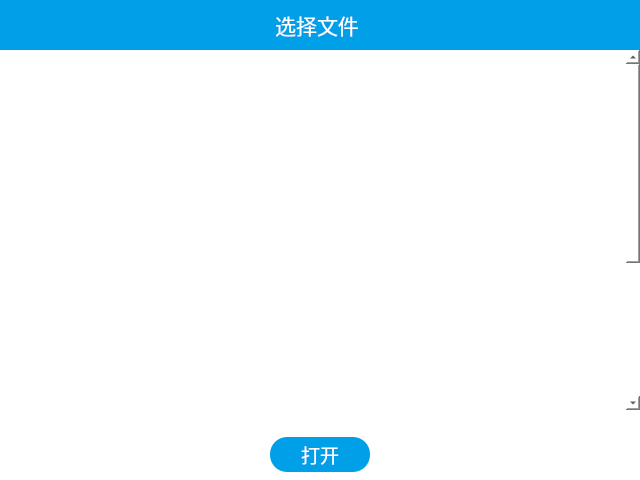
First picture: the form in kitchoosedialog.ui, repository dehema/Qt-KitEditor, before the edit.
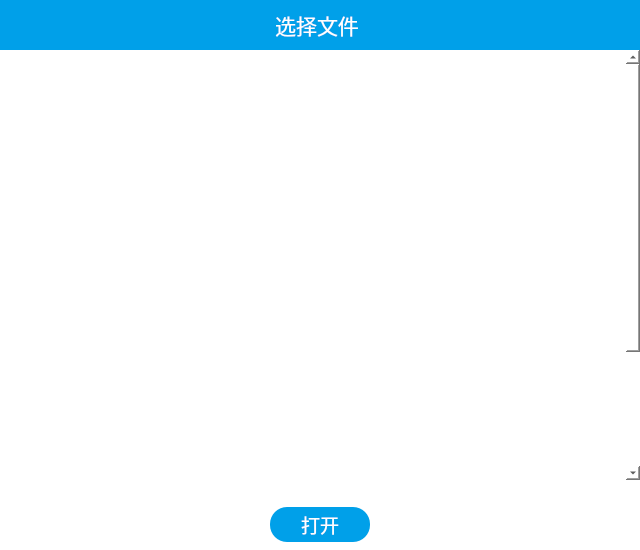
Second picture: the form after the edit. Icons and pictures are not drawn.

```diff
--- a/kitchoosedialog.ui
+++ b/kitchoosedialog.ui
@@ -7,7 +7,7 @@
     <x>0</x>
     <y>0</y>
     <width>640</width>
-    <height>480</height>
+    <height>550</height>
    </rect>
   </property>
   <property name="windowTitle">
@@ -206,7 +206,33 @@
            <item>
             <widget class="QScrollArea" name="scrollArea">
              <property name="styleSheet">
-              <string notr="true">border:0px;</string>
+              <string notr="true">QScrollArea
+{
+	border:0px;
+}
+QScrollBar::vertical
+{
+    border-width:1px;
+    border-style: solid;
+    border-color: rgb(255, 255, 255);
+    width: 16px;
+    margin:0px 0px 0px 0px;
+    border-radius:8px;
+}
+
+QScrollBar::add-page:vertical, QScrollBar::sub-page:vertical
+{
+    background:rgb(230,227,223);
+	border-radius:3px;
+}
+
+QScollBar::add-line:vertical, QScrollBar::sub-line:vertical 
+{
+    background:transparent;
+}</string>
+             </property>
+             <property name="lineWidth">
+              <number>1</number>
              </property>
              <property name="widgetResizable">
               <bool>true</bool>
@@ -219,7 +245,7 @@
                <rect>
                 <x>0</x>
                 <y>0</y>
-                <width>621</width>
+                <width>622</width>
                 <height>600</height>
                </rect>
               </property>
@@ -244,8 +270,8 @@
               <widget class="QWidget" name="widgetMain" native="true">
                <property name="geometry">
                 <rect>
-                 <x>10</x>
-                 <y>10</y>
+                 <x>0</x>
+                 <y>0</y>
                  <width>621</width>
                  <height>600</height>
                 </rect>
@@ -273,7 +299,7 @@
                  <number>0</number>
                 </property>
                 <property name="leftMargin">
-                 <number>0</number>
+                 <number>15</number>
                 </property>
                 <property name="topMargin">
                  <number>0</number>
```
Left out of the diff: 15 changed lines with no effect on the pictures.
